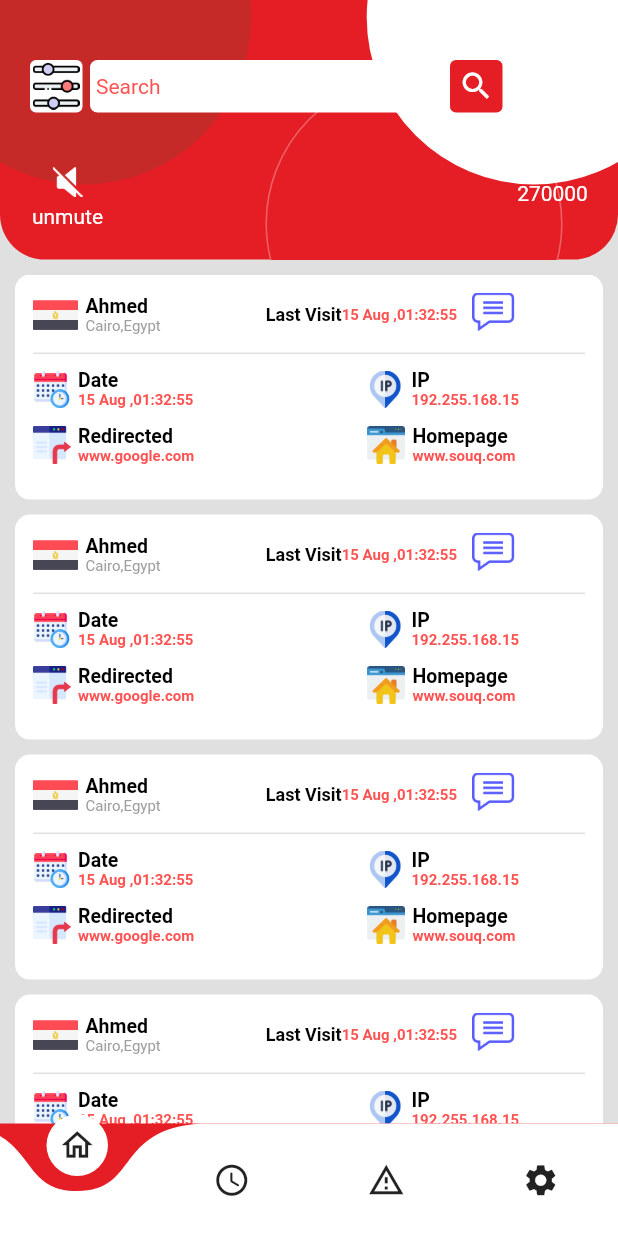
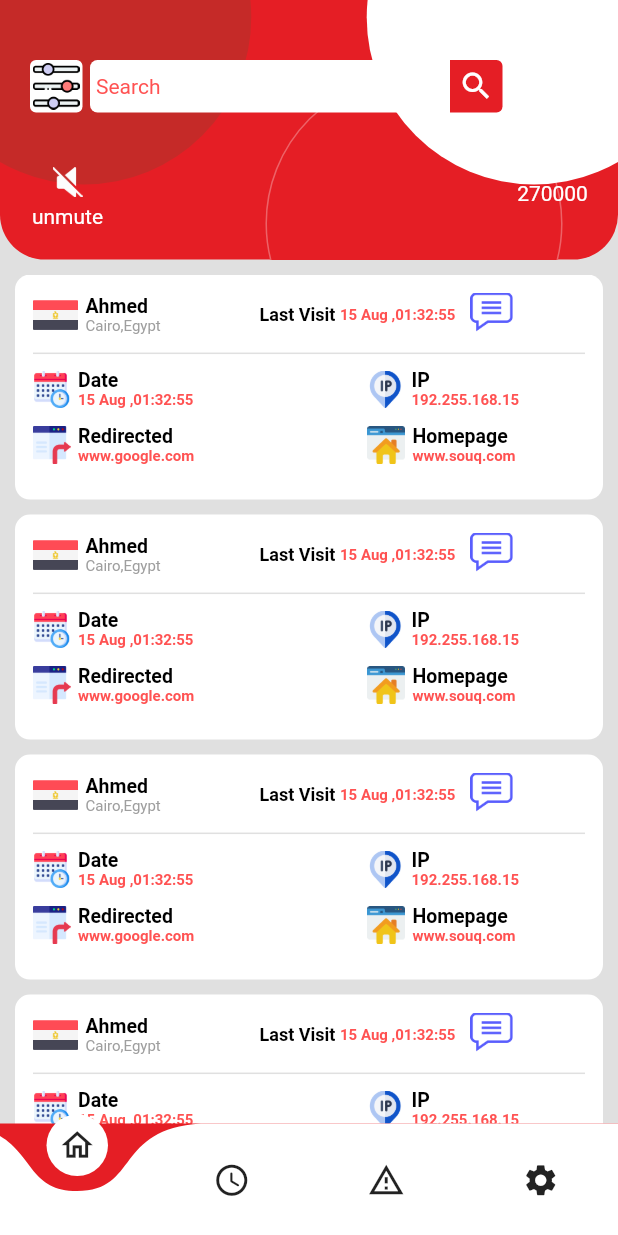
Before and after one commit to haidy-code/assesment-project, a Flutter app: the screen it shows after launch, on a phone screen of 412 x 824 dp. Run offline on Flutter 3.47's test engine with Material 2 defaults, Android fonts, the phone set to English and light mode, and no system bars; drawn by our look-alikes of curved_navigation_bar; our stand-ins replace video_player, youtube_player_flutter; missing offline and left inert: pausable_timer.

```diff
--- a/lib/VisitorItem.dart
+++ b/lib/VisitorItem.dart
@@ -38,16 +38,22 @@ class VisitorItem extends StatelessWidget {
                 ],
               ),
               SizedBox(
-                width: MediaQuery.of(context).size.width*0.17,
+                width: MediaQuery.of(context).size.width*0.16,
               ),
               Text(
                 'Last Visit',
                 style: TextStyle(
                     fontWeight: FontWeight.bold,fontSize: 12,color: Colors.black
                 ),
-              ),Text(
+
+              ),
+              SizedBox(width: 3,),Text(
                 '15 Aug ,01:32:55',
-                style: MythemeData.lighttheme.textTheme.headline1,
+                style: TextStyle(
+                    fontSize: 10,
+                    color: Colors.redAccent,
+                    fontWeight: FontWeight.bold
+                ),
               ),
               SizedBox(
                 width: 10,
--- a/lib/VisitorListTab.dart
+++ b/lib/VisitorListTab.dart
@@ -116,7 +116,7 @@ class _VisitorListTabState extends State<VisitorListTab> {
                 width: 35,
 
                 decoration: BoxDecoration(
-                  borderRadius: BorderRadius.circular(4),
+                  borderRadius: BorderRadius.only(topRight: Radius.circular(4),bottomRight:Radius.circular(4) ),
                   color: MythemeData.redcolor,
                 ),
                 margin: EdgeInsets.only(
@@ -289,7 +289,7 @@ class _VisitorListTabState extends State<VisitorListTab> {
                 width: 35,
 
                 decoration: BoxDecoration(
-                  borderRadius: BorderRadius.circular(4),
+                  borderRadius: BorderRadius.only(topRight: Radius.circular(4),bottomRight:Radius.circular(4) ),
                   color: MythemeData.redcolor,
                 ),
                 margin: EdgeInsets.only(
@@ -393,7 +393,9 @@ class _VisitorListTabState extends State<VisitorListTab> {
                               style: TextStyle(
                                   fontWeight: FontWeight.bold,fontSize: 12,color: Colors.black
                               ),
-                            ),Text(
+
+                            ),
+                            SizedBox(width: 3,),Text(
                               '15 Aug ,01:32:55',
                               style: MythemeData.lighttheme.textTheme.headline1,
                             ),
```
